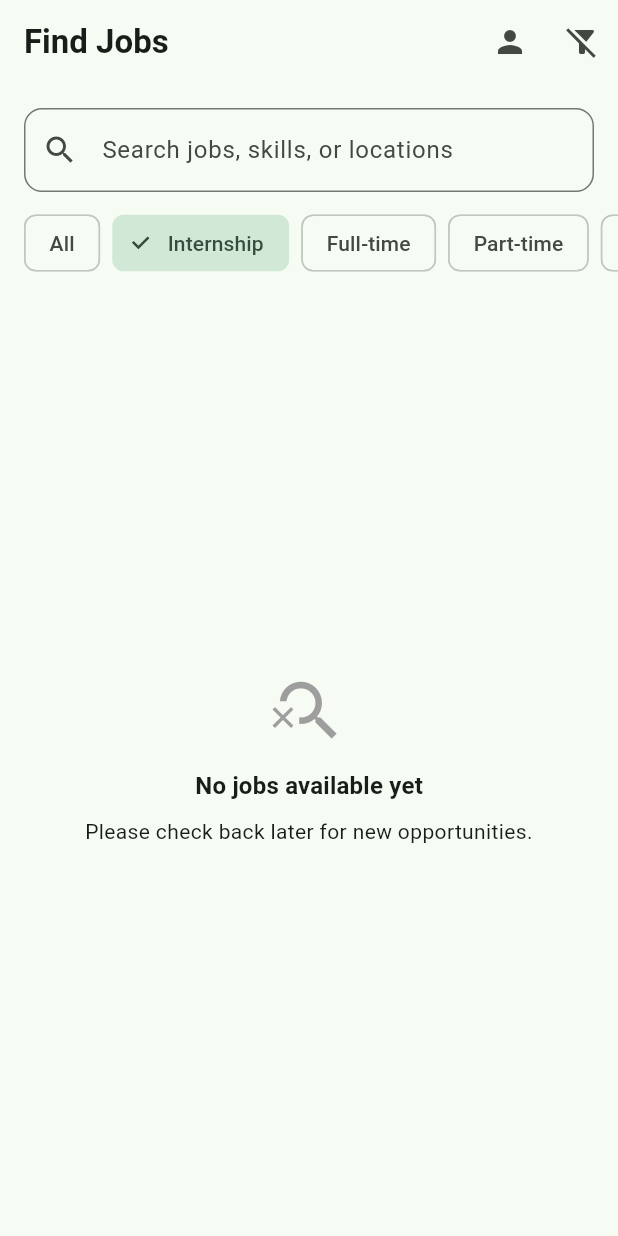
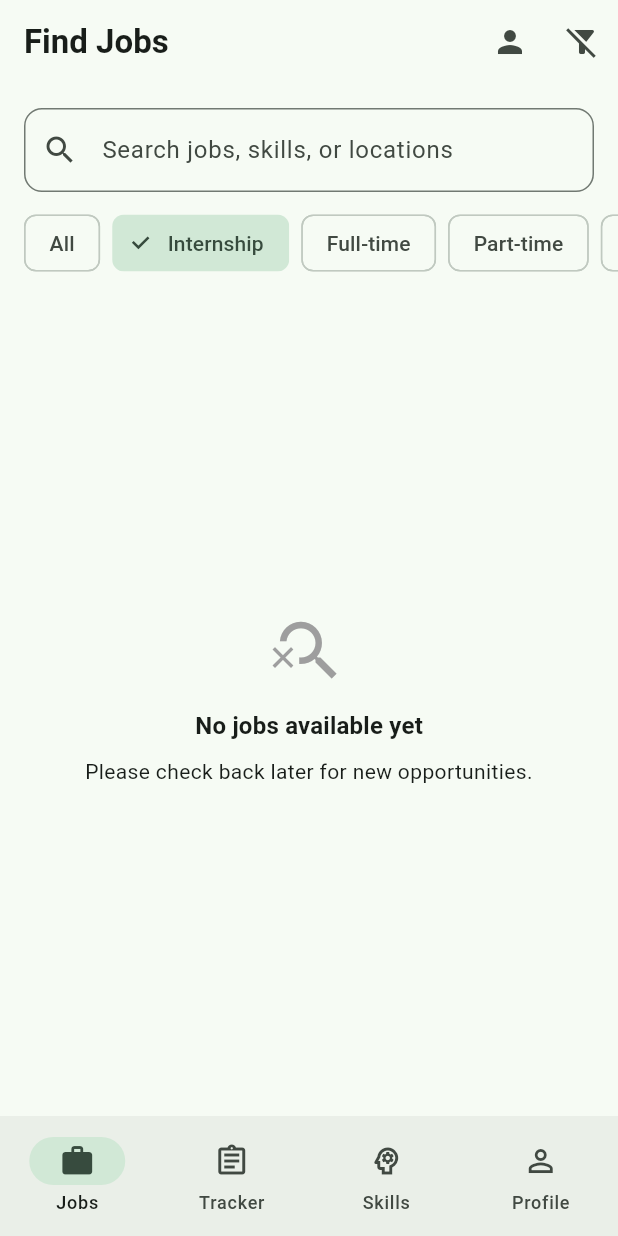
Before and after one commit to JesseN661/Tujiajiri, a Flutter app: the screen it shows once a user with an empty profile is signed in, after a tap on "Internship", on a phone screen of 412 x 824 dp. Run offline on Flutter 3.47's test engine with Material 3 defaults, Android fonts, the phone set to English and light mode, and no system bars; our stand-ins replace cloud_firestore, equatable, firebase_auth, firebase_core, flutter_bloc, shared_preferences; accounts and stored records are empty; network calls fail.

Commit message:
Add role-based bottom navigation shell

```diff
--- /dev/null
+++ b/lib/app/destinations.dart
@@ -0,0 +1,85 @@
+import 'package:flutter/material.dart';
+
+import '../core/navigation/app_destination.dart';
+import '../core/session/user_role.dart';
+import '../features/applications/presentation/pages/applications_page.dart';
+import '../features/applications/presentation/pages/employer_applications_page.dart';
+import '../features/jobs/presentation/jobs_screen.dart';
+import '../features/profile/presentation/profile_screen.dart';
+import '../features/profile/presentation/skills_screen.dart';
+
+/// The tabs each role sees after signing in.
+List<AppDestination> destinationsFor(UserRole role) =>
+    role.reviewsApplications ? employerDestinations() : seekerDestinations();
+
+/// Job seekers: find jobs, track applications, manage skills and profile.
+List<AppDestination> seekerDestinations() => [
+  AppDestination(
+    label: 'Jobs',
+    icon: Icons.work_outline,
+    selectedIcon: Icons.work,
+    builder: (_) => const JobsScreen(),
+  ),
+  AppDestination(
+    label: 'Tracker',
+    icon: Icons.assignment_outlined,
+    selectedIcon: Icons.assignment,
+    builder: (_) =>
+        const _TitledPage(title: 'My Applications', child: ApplicationsPage()),
+  ),
+  AppDestination(
+    label: 'Skills',
+    icon: Icons.psychology_outlined,
+    selectedIcon: Icons.psychology,
+    builder: (_) => const SkillsScreen(),
+  ),
+  AppDestination(
+    label: 'Profile',
+    icon: Icons.person_outline,
+    selectedIcon: Icons.person,
+    builder: (_) => const ProfileScreen(),
+  ),
+];
+
+/// Employers and admins: browse jobs, review applicants, manage profile.
+List<AppDestination> employerDestinations() => [
+  AppDestination(
+    label: 'Jobs',
+    icon: Icons.work_outline,
+    selectedIcon: Icons.work,
+    builder: (_) => const JobsScreen(),
+  ),
+  AppDestination(
+    label: 'Applicants',
+    icon: Icons.groups_outlined,
+    selectedIcon: Icons.groups,
+    builder: (_) => const _TitledPage(
+      title: 'Applicants',
+      child: EmployerApplicationsPage(),
+    ),
+  ),
+  AppDestination(
+    label: 'Profile',
+    icon: Icons.person_outline,
+    selectedIcon: Icons.person,
+    builder: (_) => const ProfileScreen(),
+  ),
+];
+
+/// Gives pages that have no Scaffold of their own an app bar.
+class _TitledPage extends StatelessWidget {
+  const _TitledPage({required this.title, required this.child});
+
+  final String title;
+  final Widget child;
+
+  @override
+  Widget build(BuildContext context) {
+    return Scaffold(
+      appBar: AppBar(
+        title: Text(title, style: const TextStyle(fontWeight: FontWeight.bold)),
+      ),
+      body: child,
+    );
+  }
+}
--- /dev/null
+++ b/lib/app/role_gate.dart
@@ -0,0 +1,38 @@
+import 'package:flutter/material.dart';
+
+import '../core/navigation/home_shell.dart';
+import '../core/session/role_repository.dart';
+import '../core/session/user_role.dart';
+import 'destinations.dart';
+
+/// Loads the signed-in user's role and shows the matching tabs.
+///
+/// If the role cannot be read (no profile yet, offline, or denied by the
+/// rules), the user is shown the seeker tabs, the safest default.
+class RoleGate extends StatelessWidget {
+  const RoleGate({super.key, required this.uid, required this.roles});
+
+  final String uid;
+  final RoleRepository roles;
+
+  @override
+  Widget build(BuildContext context) {
+    return StreamBuilder<UserRole>(
+      stream: roles.watchRole(uid),
+      builder: (context, snapshot) {
+        if (!snapshot.hasData && !snapshot.hasError) {
+          return const Scaffold(
+            body: Center(child: CircularProgressIndicator()),
+          );
+        }
+
+        final role = snapshot.data ?? UserRole.seeker;
+        // A new key resets the selected tab when the role changes.
+        return HomeShell(
+          key: ValueKey(role),
+          destinations: destinationsFor(role),
+        );
+      },
+    );
+  }
+}
--- /dev/null
+++ b/lib/core/navigation/app_destination.dart
@@ -0,0 +1,16 @@
+import 'package:flutter/widgets.dart';
+
+/// One tab of the home shell: its label, icons and the page it shows.
+class AppDestination {
+  const AppDestination({
+    required this.label,
+    required this.icon,
+    required this.selectedIcon,
+    required this.builder,
+  });
+
+  final String label;
+  final IconData icon;
+  final IconData selectedIcon;
+  final WidgetBuilder builder;
+}
--- /dev/null
+++ b/lib/core/navigation/home_shell.dart
@@ -0,0 +1,106 @@
+import 'package:flutter/material.dart';
+import 'package:flutter_bloc/flutter_bloc.dart';
+
+import 'app_destination.dart';
+import 'navigation_cubit.dart';
+
+/// The app's main frame after sign-in: one page per [AppDestination].
+///
+/// - Portrait / narrow screens: a bottom [NavigationBar].
+/// - Landscape / wide screens (600 dp and up): a side [NavigationRail], so the
+///   tabs do not take vertical space when the phone is rotated.
+/// - Pages are kept alive in an [IndexedStack], so switching tabs keeps each
+///   page's scroll position and search text.
+/// - The system back button returns to the first tab before leaving the app.
+class HomeShell extends StatelessWidget {
+  const HomeShell({super.key, required this.destinations});
+
+  final List<AppDestination> destinations;
+
+  /// Width at which the bottom bar becomes a side rail.
+  static const railBreakpoint = 600.0;
+
+  @override
+  Widget build(BuildContext context) {
+    return BlocProvider(
+      create: (_) => NavigationCubit(),
+      child: _HomeShellView(destinations: destinations),
+    );
+  }
+}
+
+class _HomeShellView extends StatelessWidget {
+  const _HomeShellView({required this.destinations});
+
+  final List<AppDestination> destinations;
+
+  @override
+  Widget build(BuildContext context) {
+    final navigation = context.read<NavigationCubit>();
+    final index = context.watch<NavigationCubit>().state.clamp(
+      0,
+      destinations.length - 1,
+    );
+
+    final pages = IndexedStack(
+      index: index,
+      children: [
+        for (final destination in destinations)
+          Builder(builder: destination.builder),
+      ],
+    );
+
+    return PopScope(
+      canPop: index == 0,
+      onPopInvokedWithResult: (didPop, _) {
+        if (!didPop) navigation.reset();
+      },
+      child: LayoutBuilder(
+        builder: (context, constraints) {
+          if (constraints.maxWidth >= HomeShell.railBreakpoint) {
+            return Scaffold(
+              body: Row(
+                children: [
+                  SafeArea(
+                    right: false,
+                    child: NavigationRail(
+                      selectedIndex: index,
+                      onDestinationSelected: navigation.select,
+                      labelType: NavigationRailLabelType.all,
+                      destinations: [
+                        for (final destination in destinations)
+                          NavigationRailDestination(
+                            icon: Icon(destination.icon),
+                            selectedIcon: Icon(destination.selectedIcon),
+                            label: Text(destination.label),
+                          ),
+                      ],
+                    ),
+                  ),
+                  const VerticalDivider(width: 1),
+                  Expanded(child: pages),
+                ],
+              ),
+            );
+          }
+
+          return Scaffold(
+            body: pages,
+            bottomNavigationBar: NavigationBar(
+              selectedIndex: index,
+              onDestinationSelected: navigation.select,
+              destinations: [
+                for (final destination in destinations)
+                  NavigationDestination(
+                    icon: Icon(destination.icon),
+                    selectedIcon: Icon(destination.selectedIcon),
+                    label: destination.label,
+                  ),
+              ],
+            ),
+          );
+        },
+      ),
+    );
+  }
+}
--- /dev/null
+++ b/lib/core/navigation/navigation_cubit.dart
@@ -0,0 +1,11 @@
+import 'package:flutter_bloc/flutter_bloc.dart';
+
+/// Holds the index of the selected tab in [HomeShell].
+class NavigationCubit extends Cubit<int> {
+  NavigationCubit() : super(0);
+
+  void select(int index) => emit(index);
+
+  /// Goes back to the first tab (used by the system back button).
+  void reset() => emit(0);
+}
--- /dev/null
+++ b/lib/core/session/role_repository.dart
@@ -0,0 +1,18 @@
+import 'package:cloud_firestore/cloud_firestore.dart';
+
+import 'user_role.dart';
+
+/// Reads the signed-in user's role from `users/{uid}`.
+class RoleRepository {
+  RoleRepository(this._firestore);
+
+  final FirebaseFirestore _firestore;
+
+  /// Emits the user's role, and again whenever an admin changes it.
+  /// A user with no profile document yet is treated as a seeker.
+  Stream<UserRole> watchRole(String uid) => _firestore
+      .collection('users')
+      .doc(uid)
+      .snapshots()
+      .map((doc) => UserRole.fromName(doc.data()?['role'] as String?));
+}
--- /dev/null
+++ b/lib/core/session/user_role.dart
@@ -0,0 +1,13 @@
+/// The role stored in `users/{uid}.role`. Users without a role are seekers.
+enum UserRole {
+  seeker,
+  employer,
+  admin;
+
+  /// Reads a role name from Firestore; unknown or missing values mean seeker.
+  static UserRole fromName(String? name) =>
+      values.firstWhere((role) => role.name == name, orElse: () => seeker);
+
+  /// Employers and admins review applications instead of submitting them.
+  bool get reviewsApplications => this == employer || this == admin;
+}
--- a/lib/main.dart
+++ b/lib/main.dart
@@ -5,6 +5,8 @@ import 'package:flutter/material.dart';
 import 'package:flutter_bloc/flutter_bloc.dart';
 import 'package:provider/provider.dart';
 
+import 'app/role_gate.dart';
+import 'core/session/role_repository.dart';
 import 'features/applications/data/repositories/firestore_application_repository.dart';
 import 'features/applications/domain/usecases/submit_application.dart';
 import 'features/applications/domain/usecases/update_application_status.dart';
@@ -12,7 +14,6 @@ import 'features/applications/domain/usecases/withdraw_application.dart';
 import 'features/applications/presentation/bloc/applications_cubit.dart';
 import 'features/applications/presentation/bloc/employer_applications_cubit.dart';
 import 'features/auth/presentation/login_screen.dart';
-import 'features/jobs/presentation/jobs_screen.dart';
 import 'features/jobs/state/job_search_controller.dart';
 import 'firebase_options.dart';
 
@@ -88,8 +89,12 @@ class AuthGate extends StatelessWidget {
           );
         }
 
-        if (snapshot.hasData) {
-          return const JobsScreen();
+        final user = snapshot.data;
+        if (user != null) {
+          return RoleGate(
+            uid: user.uid,
+            roles: RoleRepository(FirebaseFirestore.instance),
+          );
         }
 
         return const LoginScreen();
```
Also changed, not shown: 2 other files.
